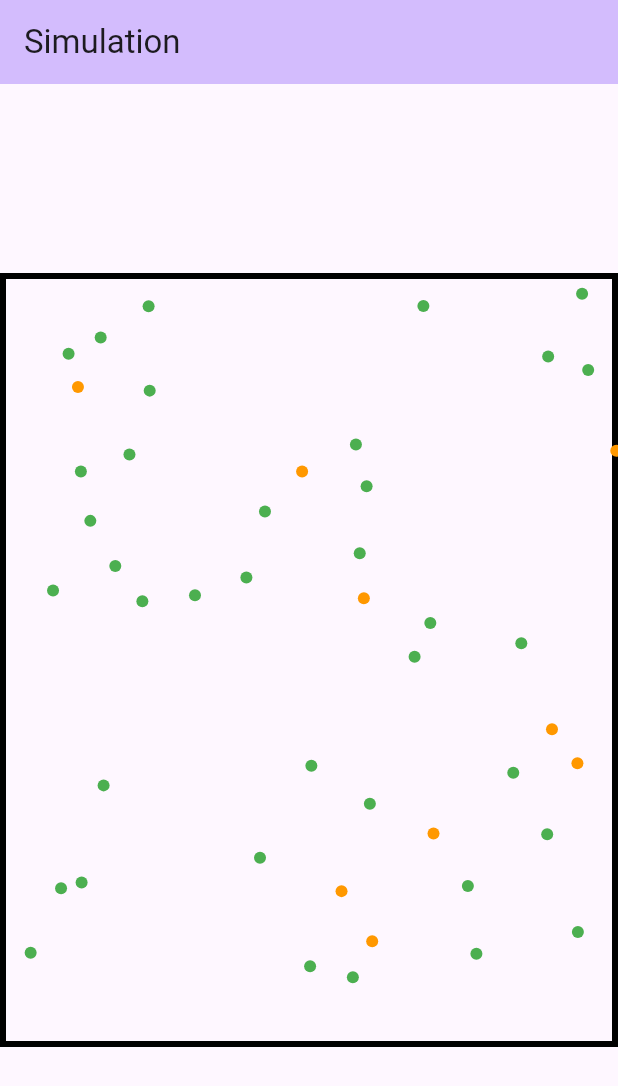
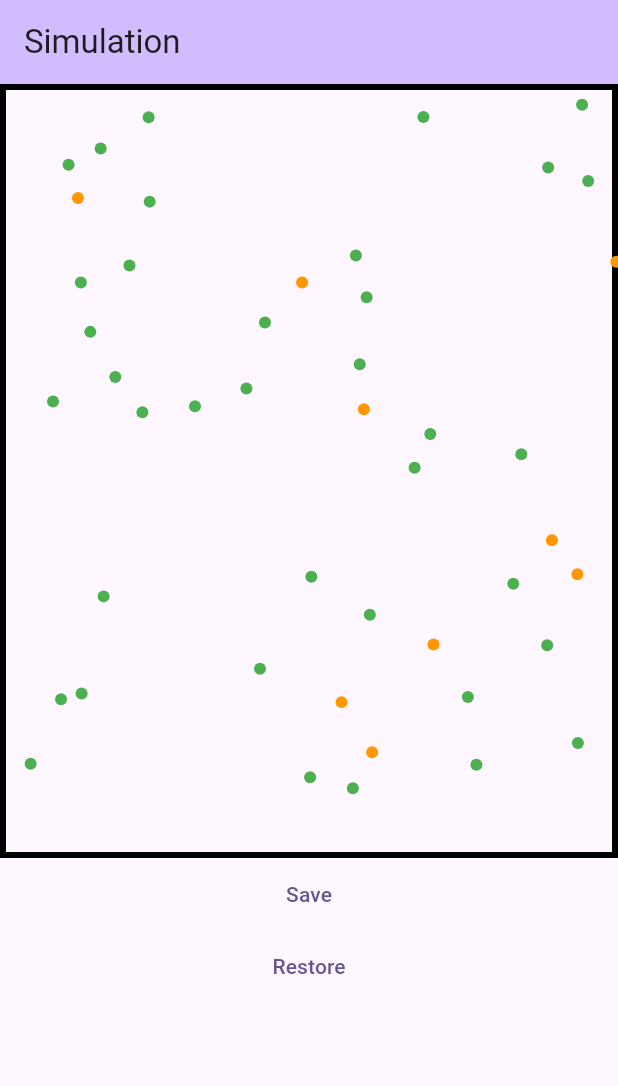
Before and after one commit to michalkk22/infection_in_population_simulator, a Flutter app: the screen it shows after launch, after a tap on "Start Simulation", on a phone screen of 412 x 824 dp. Shown: the top 1086 px of the screen. Run offline on Flutter 3.47's test engine with Material 3 defaults, Android fonts, the phone set to English and light mode, and no system bars.

Commit message:
done for passing

```diff
--- a/lib/simulation/individual/individual_state.dart
+++ b/lib/simulation/individual/individual_state.dart
@@ -8,6 +8,7 @@
 
   List<Individual> handle(Individual self, Iterable<Individual>? neighbors);
   IndividualState? transition();
+  IndividualState thisState();
 }
 
 abstract class IndividualStateHealthy extends IndividualState {}
@@ -22,6 +23,9 @@
 
   @override
   IndividualState? transition() => null;
+
+  @override
+  IndividualState thisState() => IndividualStateImmune();
 }
 
 class IndividualStateSusceptible extends IndividualStateHealthy {
@@ -36,6 +40,9 @@
   IndividualState? transition() => SingleRandom().random.nextBool()
       ? IndividualStateInfected()
       : IndividualStateSymptoms();
+
+  @override
+  IndividualState thisState() => IndividualStateSusceptible();
 }
 
 class IndividualStateInfected extends IndividualState {
@@ -113,6 +120,9 @@
 
   @override
   IndividualState? transition() => IndividualStateImmune();
+
+  @override
+  IndividualState thisState() => IndividualStateInfected();
 }
 
 class IndividualStateSymptoms extends IndividualStateInfected {
@@ -121,4 +131,7 @@
 
   @override
   bool willInfect() => true;
+
+  @override
+  IndividualState thisState() => IndividualStateSymptoms();
 }
--- /dev/null
+++ b/lib/simulation/simulation_memento.dart
@@ -0,0 +1,7 @@
+import 'package:infection_in_population_simulator/simulation/individual/individual.dart';
+
+class SimulationMemento {
+  final List<Individual> population;
+
+  SimulationMemento({required this.population});
+}
--- a/lib/views/simulation_view.dart
+++ b/lib/views/simulation_view.dart
@@ -1,8 +1,12 @@
+import 'dart:math';
+
 import 'package:flutter/material.dart';
 import 'package:infection_in_population_simulator/constants/simulation_config.dart';
 import 'package:infection_in_population_simulator/simulation/individual/individual.dart';
 import 'package:infection_in_population_simulator/simulation/simulation.dart'
     as my;
+import 'package:infection_in_population_simulator/simulation/simulation_memento.dart';
+import 'package:infection_in_population_simulator/simulation/vector.dart';
 
 class SimulationView extends StatefulWidget {
   final my.Simulation simulation;
@@ -14,12 +18,12 @@
 }
 
 class _SimulationViewState extends State<SimulationView> {
+  SimulationMemento? _memento;
+
   @override
   void initState() {
     super.initState();
-    widget.simulation.start(() {
-      setState(() {});
-    });
+    widget.simulation.start(() => setState(() {}));
   }
 
   @override
@@ -32,7 +36,9 @@
   Widget build(BuildContext context) {
     double borderPadding = 4 * SimulationConfig.individualDotSize;
 
-    return Container(
+    return Column(
+      children: [
+        Container(
           height: SimulationConfig.height + borderPadding,
           width: SimulationConfig.width + borderPadding - 1,
           decoration: BoxDecoration(
@@ -44,9 +50,33 @@
           padding: const EdgeInsets.all(SimulationConfig.individualDotSize),
           child: CustomPaint(
             size: const Size(SimulationConfig.width, SimulationConfig.height),
-        painter: _SimulationPainter(individuals: widget.simulation.individuals),
+            painter:
+                _SimulationPainter(individuals: widget.simulation.individuals),
           ),
+        ),
+        TextButton(onPressed: createMemento, child: const Text('Save')),
+        TextButton(onPressed: restoreMemento, child: const Text('Restore')),
+      ],
     );
+  }
+
+  createMemento() {
+    _memento = widget.simulation.createMemento();
+  }
+
+  restoreMemento() {
+    if (_memento != null) {
+      List<Individual> saved = [];
+      for (var i in _memento!.population) {
+        saved.add(Individual(
+          position: Point(i.position.x, i.position.y),
+          vector: Vector(x: i.vector.x, y: i.vector.y),
+          state: i.state.thisState(),
+        ));
+      }
+      var memento = SimulationMemento(population: saved);
+      widget.simulation.restoreMemento(memento);
+    }
   }
 }
 
```
Also changed, not shown: lib/simulation/simulation.dart (+22 -1 lines). Lines whose indentation alone changed are shown as unchanged.
